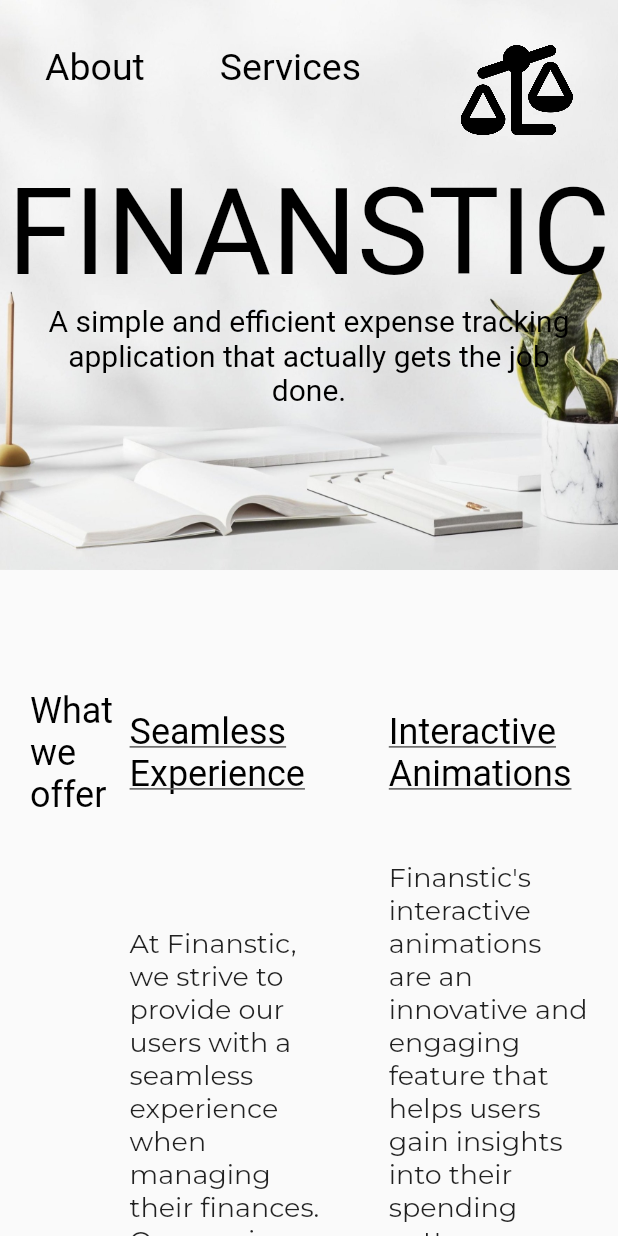
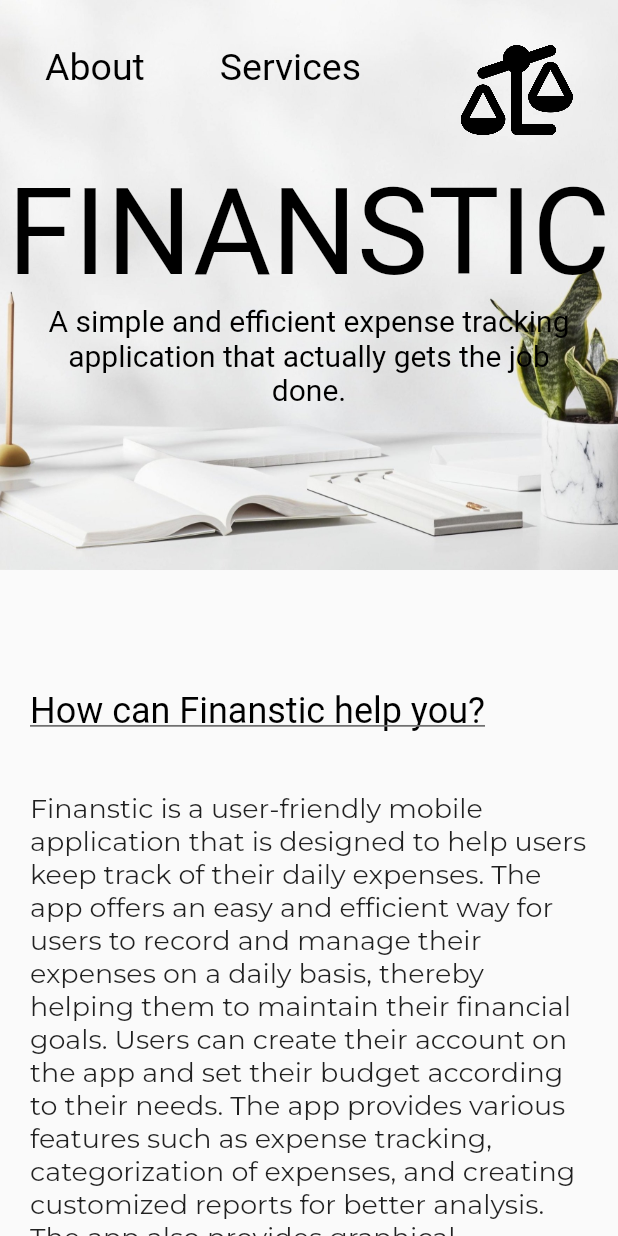
Before and after one commit to rishirizz/finanstic_website, a Flutter app: the HomePageDesktop screen opened directly, on a phone screen of 412 x 824 dp. Run offline on Flutter 3.47's test engine with Material 2 defaults, Android fonts, the phone set to English and light mode, and no system bars; our stand-ins replace google_fonts; Roboto replaces fonts that are missing (Prompt).

Commit message:
home page layout for both the screens completed.

```diff
--- a/lib/constants/constants.dart
+++ b/lib/constants/constants.dart
@@ -27,3 +27,5 @@ const String security =
     'At Finanstic, we understand that the security of our users\' financial data is of utmost importance. That\'s why we have implemented several robust security features to protect our users\' information. Furthermore, we regularly update and monitor our servers to prevent security breaches and protect against potential threats. Our app also allows users to log out of their accounts remotely if they suspect that their account has been compromised.';
 const String choosingCurrency =
     'One of the standout features of Finanstic is the ability for users to choose their own currency. This feature provides users with the flexibility to track their expenses in their preferred currency, regardless of where they are in the world. One of the standout features of Finanstic is the ability for users to choose their own currency. This feature provides users with the flexibility to track their expenses in their preferred currency, regardless of where they are in the world.';
+const String finansticDef =
+    'Finanstic is a user-friendly mobile application that is designed to help users keep track of their daily expenses. The app offers an easy and efficient way for users to record and manage their expenses on a daily basis, thereby helping them to maintain their financial goals. Users can create their account on the app and set their budget according to their needs. The app provides various features such as expense tracking, categorization of expenses, and creating customized reports for better analysis. The app also provides graphical representations of expenses through charts and graphs, which allows users to easily understand their financial position. Additionally, users can set alerts and reminders to avoid overspending and stay on top of their finances. Finanstic provides a great way for users to monitor their spending habits and make informed financial decisions. It is an excellent tool for anyone who wants to take control of their finances and achieve their financial goals.';
--- a/lib/responsive/home_page/home_page_desktop.dart
+++ b/lib/responsive/home_page/home_page_desktop.dart
@@ -125,123 +125,14 @@ class HomePageDesktop extends StatelessWidget {
                   horizontal: 20.0,
                 ),
                 child: Column(
-                  children: [
-                    Row(
-                      children: [
-                        Expanded(
-                          child: Text(
-                            'What we offer',
-                            style: h2TextStyle(context).copyWith(
-                              decoration: TextDecoration.none,
-                            ),
-                          ),
-                        ),
-                        const Expanded(
-                          flex: 2,
-                          child: AboutHeading(
-                            heading: 'Seamless Experience',
-                          ),
-                        ),
-                        const SizedBox(
-                          width: 40,
-                        ),
-                        const Expanded(
-                          flex: 2,
-                          child: AboutHeading(
-                            heading: 'Interactive Animations',
-                          ),
-                        ),
-                      ],
-                    ),
-                    const SizedBox(
-                      height: 30,
-                    ),
-                    Row(
-                      children: [
-                        Expanded(
-                          child: Text(
-                            '',
-                            style: h2TextStyle(context).copyWith(
-                              decoration: TextDecoration.none,
-                            ),
-                          ),
-                        ),
-                        const Expanded(
-                          flex: 2,
-                          child: AboutContent(
-                            content: seamlessExperience,
-                          ),
-                        ),
-                        const SizedBox(
-                          width: 40,
-                        ),
-                        const Expanded(
-                          flex: 2,
-                          child: AboutContent(
-                            content: interactiveAnimations,
-                          ),
-                        ),
-                      ],
-                    ),
-                    const SizedBox(
+                  crossAxisAlignment: CrossAxisAlignment.start,
+                  children: const [
+                    AboutHeading(heading: 'How can Finanstic help you?'),
+                    SizedBox(
                       height: 40,
                     ),
-                    Row(
-                      children: [
-                        Expanded(
-                          child: Text(
-                            '',
-                            style: h2TextStyle(context).copyWith(
-                              decoration: TextDecoration.none,
-                            ),
-                          ),
-                        ),
-                        const Expanded(
-                          flex: 2,
-                          child: AboutHeading(
-                            heading: 'Security',
-                          ),
-                        ),
-                        const SizedBox(
-                          width: 40,
-                        ),
-                        const Expanded(
-                          flex: 2,
-                          child: AboutHeading(
-                            heading: 'Choosing Currency',
-                          ),
-                        ),
-                      ],
-                    ),
-                    const SizedBox(
-                      height: 30,
-                    ),
-                    Row(
-                      children: [
-                        Expanded(
-                          child: Text(
-                            '',
-                            style: h2TextStyle(context).copyWith(
-                              decoration: TextDecoration.none,
-                            ),
-                          ),
-                        ),
-                        const Expanded(
-                          flex: 2,
-                          child: AboutContent(
-                            content: security,
-                          ),
-                        ),
-                        const SizedBox(
-                          width: 40,
-                        ),
-                        const Expanded(
-                          flex: 2,
-                          child: AboutContent(
-                            content: choosingCurrency,
-                          ),
-                        ),
-                      ],
+                    AboutContent(
+                      content: finansticDef,
                     ),
                   ],
                 ),
--- a/lib/responsive/home_page/home_page_mobile.dart
+++ b/lib/responsive/home_page/home_page_mobile.dart
@@ -4,6 +4,8 @@ import 'package:finanstic_website/constants/constants.dart';
 import 'package:flutter/material.dart';
 import '../../components/text_styles.dart';
 import '../../pages/service_page.dart';
+import '../../refactored_widgets/about_content.dart';
+import '../../refactored_widgets/about_heading.dart';
 
 class HomePageMobile extends StatefulWidget {
   const HomePageMobile({super.key});
@@ -125,11 +127,8 @@ class _HomePageMobileState extends State<HomePageMobile>
             : SingleChildScrollView(
                 child: Column(
                   children: [
-                    Stack(
-                      alignment: Alignment.center,
-                      children: [
                     Container(
-                          height: 300,
+                      height: 250,
                       decoration: const BoxDecoration(
                         image: DecorationImage(
                           image: AssetImage(
@@ -138,22 +137,14 @@ class _HomePageMobileState extends State<HomePageMobile>
                           fit: BoxFit.cover,
                         ),
                       ),
-                        ),
-                        BackdropFilter(
-                          filter: ImageFilter.blur(
-                            sigmaX: 1.0,
-                            sigmaY: 1.0,
-                          ),
-                          child: Padding(
-                            padding: const EdgeInsets.only(bottom: 60.0),
-                            child: Column(
+                      child: Stack(
+                        children: [
+                          Column(
+                            mainAxisAlignment: MainAxisAlignment.center,
                             children: [
                               Text(
                                 'FINANSTIC',
                                 style: headerTextStyleMobile(context),
-                                ),
-                                const SizedBox(
-                                  height: 15,
                               ),
                               Padding(
                                 padding: const EdgeInsets.symmetric(
@@ -167,11 +158,29 @@ class _HomePageMobileState extends State<HomePageMobile>
                               ),
                             ],
                           ),
+                        ],
                       ),
+                    ),
+                    const SizedBox(
+                      height: 40,
+                    ),
+                    Padding(
+                      padding: const EdgeInsets.symmetric(
+                        horizontal: 20.0,
+                      ),
+                      child: Column(
+                        crossAxisAlignment: CrossAxisAlignment.start,
+                        children: const [
+                          AboutHeading(heading: 'How can Finanstic help you?'),
+                          SizedBox(
+                            height: 40,
+                          ),
+                          AboutContent(
+                            content: finansticDef,
                           ),
                         ],
                       ),
-                    // Center(child: Text('Sign up details')),
+                    ),
                   ],
                 ),
               ),
```
Lines whose indentation alone changed are shown as unchanged.
